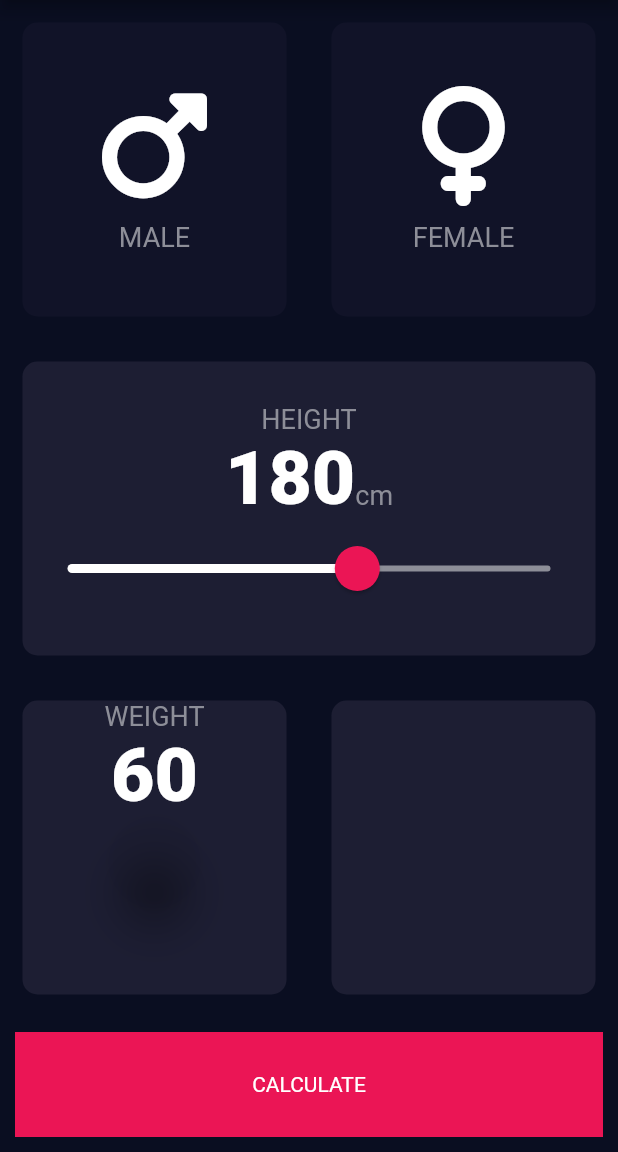
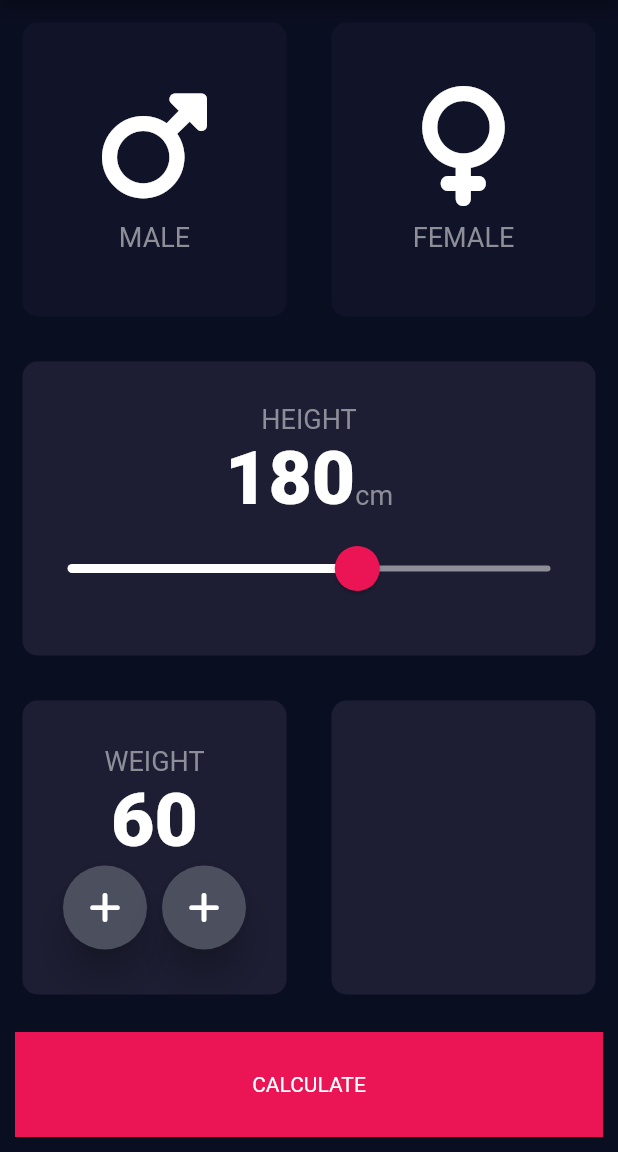
Before and after one commit to Chris-Eminence/BMI-Calculator, a Flutter app: the screen it shows after launch, on a phone screen of 412 x 824 dp, the part 84-1236 px from its top. Run offline on Flutter 3.47's test engine with Material 2 defaults, Android fonts, the phone set to English and light mode, and no system bars; our stand-ins replace font_awesome_flutter.

```diff
--- a/lib/input_page.dart
+++ b/lib/input_page.dart
@@ -1,4 +1,3 @@
-
 import 'icon_content.dart';
 import 'reuseable_card.dart';
 import 'package:flutter/cupertino.dart';
@@ -14,7 +13,6 @@ class InputPage extends StatefulWidget {
 }
 
 class _InputPageState extends State<InputPage> {
-
   int height = 180;
   int weight = 60;
 
@@ -94,8 +92,10 @@ class _InputPageState extends State<InputPage> {
                   SliderTheme(
                     data: SliderTheme.of(context).copyWith(
                       inactiveTrackColor: const Color(0xFF8D8E98),
-                      thumbShape: const RoundSliderThumbShape(enabledThumbRadius: 15.0),
-                      overlayShape: const RoundSliderOverlayShape(overlayRadius: 30.0),
+                      thumbShape:
+                          const RoundSliderThumbShape(enabledThumbRadius: 15.0),
+                      overlayShape:
+                          const RoundSliderOverlayShape(overlayRadius: 30.0),
                       thumbColor: const Color(0xFFEB1555),
                       overlayColor: const Color(0x29EB1555),
                       activeTrackColor: Colors.white,
@@ -104,7 +104,7 @@ class _InputPageState extends State<InputPage> {
                       value: height.toDouble(),
                       min: 120.0,
                       max: 220.0,
-                      onChanged: (double newValue){
+                      onChanged: (double newValue) {
                         setState(() {
                           height = newValue.round();
                         });
@@ -122,18 +122,25 @@ class _InputPageState extends State<InputPage> {
                   child: ReuseAbleCard(
                     colour: kActiveCardColor,
                     cardChild: Column(
+                      mainAxisAlignment: MainAxisAlignment.center,
                       children: [
-                        const Text('WEIGHT', style: kLabelTextStyle,),
-                        Text(weight.toString(), style: kNumberTextStyle,),
-
-                          Row(
+                        const Text(
+                          'WEIGHT',
+                          style: kLabelTextStyle,
+                        ),
+                        Text(
+                          weight.toString(),
+                          style: kNumberTextStyle,
+                        ),
+                        Row(
                           mainAxisAlignment: MainAxisAlignment.center,
-
-                          children: const [
-                          RoundIconButton(),
-                      ],)
+                          children: [
+                            RoundIconButton(icon: FontAwesomeIcons.plus),
+                            const SizedBox(width: 10.0),
+                            RoundIconButton(icon: FontAwesomeIcons.plus),
+                          ],
+                        ),
                       ],
-
                     ),
                   ),
                 ),
@@ -163,17 +170,20 @@ class _InputPageState extends State<InputPage> {
 }
 
 class RoundIconButton extends StatelessWidget {
-  const RoundIconButton({Key? key}) : super(key: key);
+  RoundIconButton({required this.icon});
+
+  final IconData icon;
   @override
   Widget build(BuildContext context) {
     return RawMaterialButton(
-      onPressed: (){},
+      child: Icon(icon),
+      onPressed: () {},
       constraints: const BoxConstraints.tightFor(
         width: 56.0,
         height: 56.0,
       ),
       shape: const CircleBorder(),
-      fillColor: const Color(0xFFFFFF),
+      fillColor: const Color(0xFF4C4F5E),
       elevation: 10.0,
     );
   }
```
